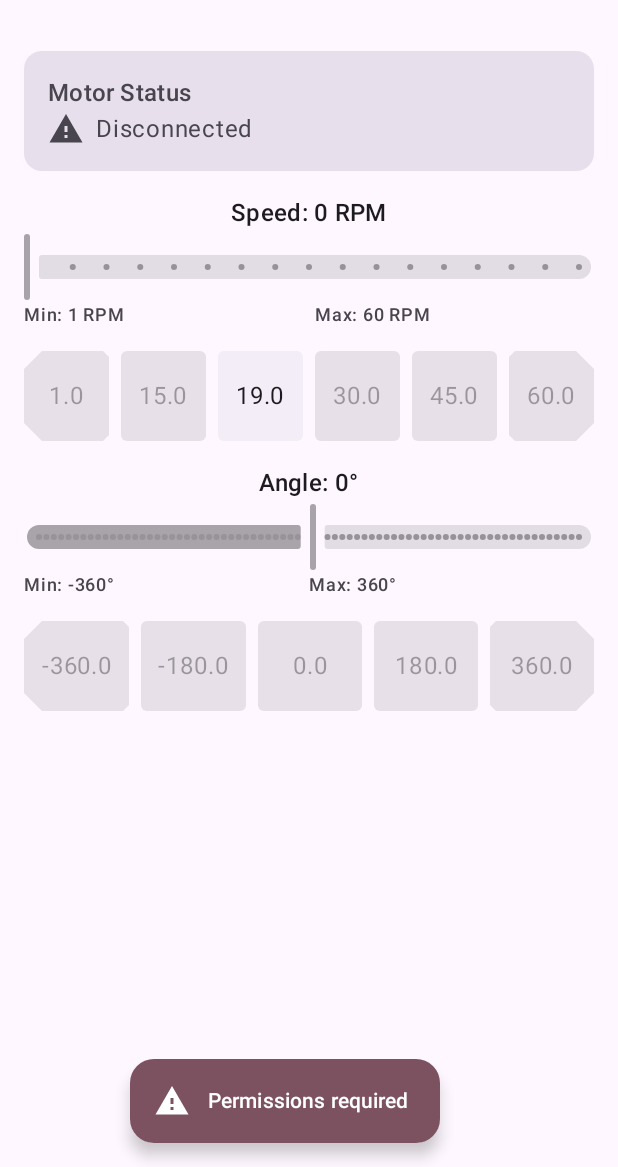
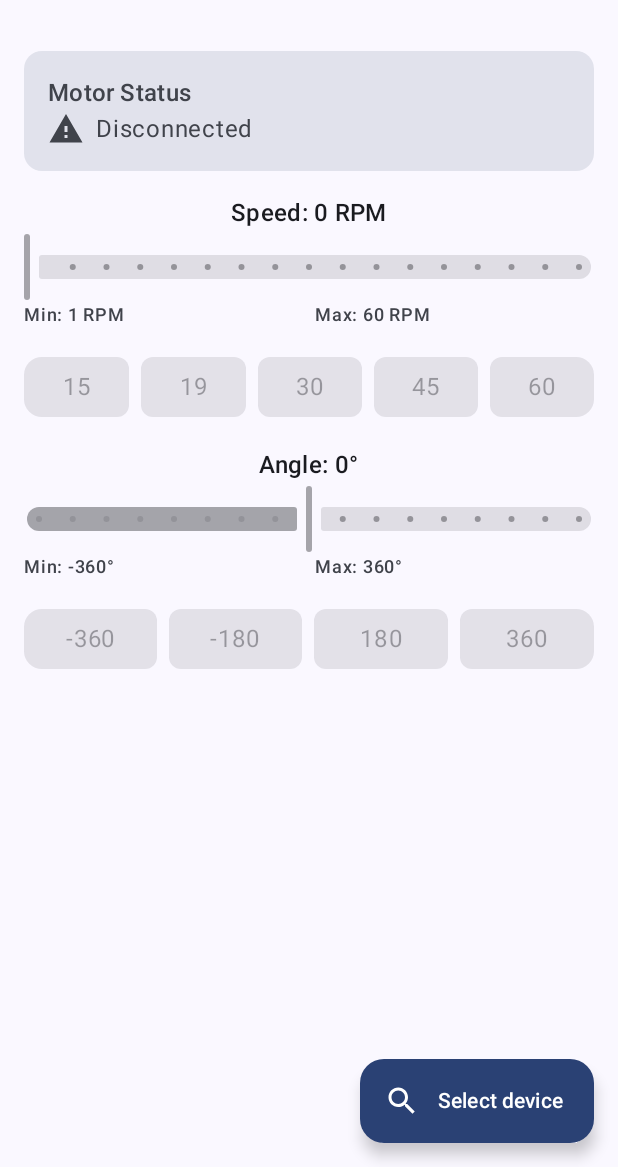
Before and after one commit to Denior162/Motus, an Android app built with Jetpack Compose: the screen it shows after launch (MainActivity), on a phone screen of 412 x 824 dp, the part 69-1236 px from its top. Run offline under Robolectric (Android 15) with nearby library versions, the phone set to English and light mode, and no system bars; our stand-ins replace Dagger/Hilt's generated code; 1 statement that could not run was skipped.

Commit message:
Row of Buttons

```diff
--- a/app/src/main/java/com/denior/motus/bluetooth/BluetoothConnectionInterfaceImpl.kt
+++ b/app/src/main/java/com/denior/motus/bluetooth/BluetoothConnectionInterfaceImpl.kt
@@ -41,7 +41,7 @@ class BluetoothConnectionInterfaceImpl(
 
                     BluetoothProfile.STATE_DISCONNECTED -> {
                         Log.d("Bluetooth", "Disconnected from device: ${gatt.device.address}")
-                        (connectionState as MutableStateFlow).value = ConnectionState.Disconnected
+                        (connectionState as MutableStateFlow).value = ConnectionState.NotConnected
                     }
 
                     else -> {
@@ -50,7 +50,7 @@ class BluetoothConnectionInterfaceImpl(
                 }
             } catch (e: SecurityException) {
                 Log.e("Bluetooth", "Security exception during connection state change", e)
-                (connectionState as MutableStateFlow).value = ConnectionState.Disconnected
+                (connectionState as MutableStateFlow).value = ConnectionState.NotConnected
             }
         }
 
@@ -169,7 +169,7 @@ class BluetoothConnectionInterfaceImpl(
             bluetoothGatt?.disconnect()
             bluetoothGatt?.close()
             bluetoothGatt = null
-            (connectionState as MutableStateFlow).value = ConnectionState.Disconnected
+            (connectionState as MutableStateFlow).value = ConnectionState.NotConnected
         } catch (e: SecurityException) {
             Log.e("Bluetooth", "Security exception during disconnect", e)
         }
--- a/app/src/main/java/com/denior/motus/bluetooth/state/ConnectionState.kt
+++ b/app/src/main/java/com/denior/motus/bluetooth/state/ConnectionState.kt
@@ -1,7 +1,7 @@
 package com.denior.motus.bluetooth.state
 
 sealed class ConnectionState {
-    data object Disconnected : ConnectionState()
+    data object NotConnected : ConnectionState()
     data object Connecting : ConnectionState()
     data class Connected(val deviceName: String? = null) : ConnectionState()
     data class Failed(val error:String? = null) : ConnectionState()
--- a/app/src/main/java/com/denior/motus/hilt/BluetoothModule.kt
+++ b/app/src/main/java/com/denior/motus/hilt/BluetoothModule.kt
@@ -37,7 +37,7 @@ object BluetoothModule {
         return BluetoothConnectionInterfaceImpl(
             context,
             bluetoothAdapter,
-            MutableStateFlow(ConnectionState.Disconnected)
+            MutableStateFlow(ConnectionState.NotConnected)
         )
     }
 
--- a/app/src/main/java/com/denior/motus/ui/component/OldFAB.kt
+++ b/app/src/main/java/com/denior/motus/ui/component/OldFAB.kt
@@ -1,6 +1,7 @@
 package com.denior.motus.ui.component
 
 import android.Manifest
+import android.content.pm.PackageManager
 import androidx.activity.compose.rememberLauncherForActivityResult
 import androidx.activity.result.contract.ActivityResultContracts
 import androidx.compose.foundation.layout.size
@@ -13,7 +14,6 @@ import androidx.compose.material3.Icon
 import androidx.compose.material3.MaterialTheme
 import androidx.compose.material3.Text
 import androidx.compose.runtime.Composable
-import androidx.compose.runtime.LaunchedEffect
 import androidx.compose.runtime.collectAsState
 import androidx.compose.runtime.getValue
 import androidx.compose.runtime.mutableStateOf
@@ -57,34 +57,34 @@ fun OldDeviceFAB(viewModel: MotusViewModel, permission: Boolean, isConnected: Bo
         else -> stringResource(R.string.select_device)
     }
 
-    val permissions = remember {
-        arrayOf(
-            Manifest.permission.BLUETOOTH_SCAN,
-            Manifest.permission.BLUETOOTH_CONNECT
-        )
+    val requiredPermissions = listOf(
+        Manifest.permission.BLUETOOTH_SCAN,
+        Manifest.permission.BLUETOOTH_CONNECT
+    )
+    val context = androidx.compose.ui.platform.LocalContext.current
+    val hasAllPermissions = requiredPermissions.all { perm ->
+        androidx.core.content.ContextCompat.checkSelfPermission(context,
+            perm) == PackageManager.PERMISSION_GRANTED
     }
 
-    var shouldRequestPermissions by remember { mutableStateOf(false) }
 
     val permissionLauncher = rememberLauncherForActivityResult(
+
         ActivityResultContracts.RequestMultiplePermissions()
+
     ) { perms ->
-        shouldRequestPermissions = false
         if (perms.all { it.value }) {
             viewModel.startScanning()
             showDeviceList = true
         }
     }
 
-    LaunchedEffect(shouldRequestPermissions) {
-        if (shouldRequestPermissions) {
-            permissionLauncher.launch(permissions)
-        }
-    }
-
     ExtendedFloatingActionButton(
         onClick = {
             when {
+                !hasAllPermissions -> {
+                    permissionLauncher.launch(requiredPermissions.toTypedArray())
+                }
                 connectionState is ConnectionState.Failed -> {
                     viewModel.disconnect()
                     viewModel.clearDevices()
@@ -96,9 +96,6 @@ fun OldDeviceFAB(viewModel: MotusViewModel, permission: Boolean, isConnected: Bo
                     viewModel.clearDevices()
                     viewModel.stopScanning()
                     showDeviceList = true
-                }
-                !permission -> {
-                    shouldRequestPermissions = true
                 }
                 searchState != SearchState.Scanning -> {
                     viewModel.startScanning()
--- a/app/src/main/java/com/denior/motus/ui/component/TypesOfConviButs.kt
+++ b/app/src/main/java/com/denior/motus/ui/component/TypesOfConviButs.kt
@@ -3,12 +3,10 @@ package com.denior.motus.ui.component
 import androidx.compose.foundation.layout.Arrangement
 import androidx.compose.foundation.layout.Row
 import androidx.compose.foundation.layout.fillMaxWidth
-import androidx.compose.foundation.layout.height
-import androidx.compose.foundation.shape.CutCornerShape
 import androidx.compose.foundation.shape.RoundedCornerShape
 import androidx.compose.material3.FilledIconButton
 import androidx.compose.material3.FilledTonalIconButton
-import androidx.compose.material3.IconButtonColors
+import androidx.compose.material3.IconButtonDefaults
 import androidx.compose.material3.MaterialTheme
 import androidx.compose.material3.Text
 import androidx.compose.runtime.Composable
@@ -21,12 +19,13 @@ import androidx.compose.ui.tooling.preview.Preview
 import androidx.compose.ui.unit.dp
 
 @Composable
-fun ConvenientRowOfFABLikeSquareButtons(
+fun ValueSelectorButtonRow(
     isEnabled: Boolean,
     onValueChanged: (Float) -> Unit,
     values: List<Float>,
     isRecommended: Float? = null,
-    contentDescriptionForParameter: (Float) -> String) {
+    contentDescriptionForParameter: (Float) -> String
+) {
     Row(
         modifier = Modifier.fillMaxWidth(),
         horizontalArrangement = Arrangement.spacedBy(8.dp, Alignment.CenterHorizontally)
@@ -36,17 +35,15 @@ fun ConvenientRowOfFABLikeSquareButtons(
             val isLast = index == values.size - 1
 
             val shape = when {
-                isFirst -> CutCornerShape(
-                    topStart = 12.dp, topEnd = 4.dp,
-                    bottomStart = 12.dp, bottomEnd = 4.dp
+                isFirst -> RoundedCornerShape(
+                    topStart = 12.dp, topEnd = 8.dp, bottomStart = 12.dp, bottomEnd = 8.dp
                 )
 
-                isLast -> CutCornerShape(
-                    topStart = 4.dp, topEnd = 12.dp,
-                    bottomStart = 4.dp, bottomEnd = 12.dp
+                isLast -> RoundedCornerShape(
+                    topStart = 8.dp, topEnd = 12.dp, bottomStart = 8.dp, bottomEnd = 12.dp
                 )
 
-                else -> RoundedCornerShape(4.dp)
+                else -> RoundedCornerShape(8.dp)
             }
 
             val type = when {
@@ -59,7 +56,8 @@ fun ConvenientRowOfFABLikeSquareButtons(
                 onClick = onValueChanged,
                 value = value,
                 shape = shape,
-                type = type, modifier = Modifier.weight(1f),
+                type = type,
+                modifier = Modifier.weight(1f),
                 isEnabled = isEnabled,
                 contentDescription = contentDescriptionForParameter(value)
 
@@ -69,52 +67,47 @@ fun ConvenientRowOfFABLikeSquareButtons(
 }
 
 enum class TypesOfConviButs {
-    PRIMARY,
-    RECOMMENDED,
-    STANDARD
+    PRIMARY, RECOMMENDED, STANDARD
 }
 
 @Composable
-fun ConvenientFABLikeSquareButton(isEnabled: Boolean,
+fun ConvenientFABLikeSquareButton(
+    isEnabled: Boolean,
     onClick: (Float) -> Unit,
     value: Float,
     type: TypesOfConviButs,
     shape: Shape,
-    modifier: Modifier = Modifier, contentDescription: String
+    modifier: Modifier = Modifier,
+    contentDescription: String
 ) {
-    val buttonModifier = Modifier
-        .height(60.dp)
-        .semantics { this.contentDescription = contentDescription }
-        .then(modifier)
+    val buttonModifier =
+        Modifier
+            .semantics { this.contentDescription = contentDescription }
+            .then(modifier)
     when (type) {
         TypesOfConviButs.PRIMARY -> FilledIconButton(enabled = isEnabled,
             shape = shape,
             modifier = buttonModifier,
-            onClick = { onClick(value) }
-        ) {
-            Text("$value")
+            onClick = { onClick(value) }) {
+            Text("${value.toInt()}")
         }
 
         TypesOfConviButs.STANDARD -> FilledTonalIconButton(enabled = isEnabled,
             shape = shape,
             modifier = buttonModifier,
-            onClick = { onClick(value) }
-        ) {
-            Text("$value")
+            onClick = { onClick(value) }) {
+            Text("${value.toInt()}")
         }
 
-        TypesOfConviButs.RECOMMENDED -> FilledTonalIconButton(enabled = isEnabled,
-            colors = IconButtonColors(
-                containerColor = MaterialTheme.colorScheme.tertiaryContainer,
-                contentColor = MaterialTheme.colorScheme.onTertiaryContainer,
-                disabledContainerColor = MaterialTheme.colorScheme.surfaceContainer,
-                disabledContentColor = MaterialTheme.colorScheme.onSurface
-            ),
+        TypesOfConviButs.RECOMMENDED -> FilledIconButton(enabled = isEnabled,
             shape = shape,
             modifier = buttonModifier,
-            onClick = { onClick(value) }
-        ) {
-            Text("$value")
+            colors = IconButtonDefaults.filledIconButtonColors(
+                containerColor = MaterialTheme.colorScheme.tertiaryContainer,
+                contentColor = MaterialTheme.colorScheme.onTertiaryContainer
+            ),
+            onClick = { onClick(value) }) {
+            Text("${value.toInt()}")
         }
     }
 }
@@ -122,20 +115,20 @@ fun ConvenientFABLikeSquareButton(isEnabled: Boolean,
 @Composable
 @Preview
 fun RowOfConvenientButtonsPrev() {
-    ConvenientRowOfFABLikeSquareButtons(
-        isEnabled = true, onValueChanged = { },
-        values = listOf(30f, 45f, 60f, 90f),
+    ValueSelectorButtonRow(isEnabled = true,
+        onValueChanged = { },
+        values = listOf(15f, 19f, 30f, 45f, 60f, 90f),
+        isRecommended = 19f,
         contentDescriptionForParameter = { float ->
             when (float) {
                 0f -> "Set minimum speed"
                 60f -> "Set maximum speed"
                 else -> "Set speed to ${float.toInt()} RPM"
             }
-        }
-    )
+        })
 }
 
-@Preview(showBackground = true)
+@Preview
 @Composable
 fun ConvenientFABLikeSquareButtonPreview() {
     MaterialTheme {
--- a/app/src/main/java/com/denior/motus/ui/screen/ControlScreen.kt
+++ b/app/src/main/java/com/denior/motus/ui/screen/ControlScreen.kt
@@ -5,13 +5,16 @@ import androidx.compose.foundation.layout.Column
 import androidx.compose.foundation.layout.Row
 import androidx.compose.foundation.layout.fillMaxWidth
 import androidx.compose.foundation.layout.padding
+import androidx.compose.foundation.lazy.LazyColumn
 import androidx.compose.material3.MaterialTheme
 import androidx.compose.material3.Scaffold
 import androidx.compose.material3.Slider
 import androidx.compose.material3.Text
 import androidx.compose.runtime.Composable
 import androidx.compose.runtime.collectAsState
+import androidx.compose.runtime.derivedStateOf
 import androidx.compose.runtime.getValue
+import androidx.compose.runtime.remember
 import androidx.compose.ui.Alignment
 import androidx.compose.ui.Modifier
 import androidx.compose.ui.res.stringResource
@@ -19,14 +22,15 @@ import androidx.compose.ui.semantics.contentDescription
 import androidx.compose.ui.semantics.semantics
 import androidx.compose.ui.semantics.stateDescription
 import androidx.compose.ui.tooling.preview.Preview
+import androidx.compose.ui.tooling.preview.Wallpapers
 import androidx.compose.ui.unit.dp
 import androidx.hilt.navigation.compose.hiltViewModel
 import com.denior.motus.R
 import com.denior.motus.bluetooth.state.ConnectionState
 import com.denior.motus.ui.component.ConnectionStatusCard
-import com.denior.motus.ui.component.ConvenientRowOfFABLikeSquareButtons
 import com.denior.motus.ui.component.MotusTopBar
 import com.denior.motus.ui.component.OldDeviceFAB
+import com.denior.motus.ui.component.ValueSelectorButtonRow
 import com.denior.motus.ui.viewmodel.MotusViewModel
 
 @Composable
@@ -37,17 +41,15 @@ fun MotusApp(
     val connectionState by viewModel.connectionState.collectAsState()
     val isConnected = connectionState is ConnectionState.Connected
 
-    Scaffold(topBar = { MotusTopBar() }, floatingActionButton = {
-        Column(
-            horizontalAlignment = Alignment.CenterHorizontally,
-            modifier = Modifier.fillMaxWidth()
-        ) {
+    Scaffold(topBar = {
+        MotusTopBar()
+    },
+        floatingActionButton = {
             OldDeviceFAB(
-                permission = false,
+                    permission = true,
                     isConnected = isConnected,
                     viewModel = viewModel
                 )
-        }
         }
     ) { innerPadding ->
         ControlScreen(
@@ -75,7 +77,8 @@ fun ControlScreen(
     motorState: MotusViewModel.MotorState
 ) {
     Column(
-        modifier = modifier.padding(16.dp), verticalArrangement = Arrangement.spacedBy(16.dp)
+        modifier = modifier.padding(16.dp),
+        verticalArrangement = Arrangement.spacedBy(16.dp)
     ) {
         ConnectionStatusCard(connectionState = connectionState)
         MotorControl(
@@ -94,31 +97,62 @@ fun MotorControl(
     angle: Float,
     onRpmChanged: (Float) -> Unit,
     onAngleChanged: (Float) -> Unit,
-    isEnabled: Boolean
+    isEnabled: Boolean,
+
     ) {
-    Column (verticalArrangement = Arrangement.spacedBy(16.dp)){
-        MotorSpeedSlider(
-            value = rpm, isEnabled = isEnabled, onValueChange = onRpmChanged
+    val isAngleControlEnabled by remember(rpm, isEnabled) {
+        derivedStateOf { isEnabled && rpm > 0 }
+    }
+
+    val sliderSteps = remember { 15 }
+    val recommendedSpeed = remember { 19f }
+
+    LazyColumn(verticalArrangement = Arrangement.spacedBy(16.dp)) {
+        item {
+            MotorControlSlider(
+                value = rpm,
+                isEnabled = isEnabled,
+                onValueChange = onRpmChanged,
+                valueRange = 0f..60f,
+                steps = sliderSteps,
+                labelResId = R.string.speed_label,
+                minLabelResId = R.string.min_speed,
+                maxLabelResId = R.string.max_speed,
+                unit = "RPM"
             )
-        ConvenientRowOfFABLikeSquareButtons(
+        }
+        item {
+            ValueSelectorButtonRow(
                 onValueChanged = onRpmChanged,
                 isEnabled = isEnabled,
-            values = listOf(1f, 15f, 19f, 30f, 45f, 60f),
-            isRecommended = 19f,
+                values = listOf(15f, 19f, 30f, 45f, 60f),
+                isRecommended = recommendedSpeed,
                 contentDescriptionForParameter = { float ->
                     when (float) {
                         0f -> "Set minimum speed"
                         60f -> "Set maximum speed"
-                    else -> "Set speed to ${angle.toInt()} RPM"
+                        else -> "Set speed to ${float.toInt()} RPM"
                     }
                 }
             )
-        MotorAngleSlider(
-            value = angle, isEnabled = isEnabled, onValueChange = onAngleChanged
+        }
+        item {
+            MotorControlSlider(
+                value = angle,
+                isEnabled = isAngleControlEnabled,
+                onValueChange = onAngleChanged,
+                valueRange = -180f..180f,
+                steps = sliderSteps,
+                labelResId = R.string.angle_label,
+                minLabelResId = R.string.min_angle,
+                maxLabelResId = R.string.max_angle,
+                unit = "Degrees"
             )
-        ConvenientRowOfFABLikeSquareButtons(
-            onValueChanged = onAngleChanged, isEnabled = isEnabled,
-            values = listOf(-360f, -180f, 0f, 180f, 360f),
+        }
+        item {
+            ValueSelectorButtonRow(
+                onValueChanged = onAngleChanged, isEnabled = isAngleControlEnabled,
+                values = listOf(-360f, -180f, 180f, 360f),
                 contentDescriptionForParameter = { float ->
                     when (float) {
                         0f -> "Set neutral position"
@@ -129,10 +163,69 @@ fun MotorControl(
             )
         }
     }
+}
+
+@Composable
+fun MotorControlSlider(
+    value: Float,
+    isEnabled: Boolean,
+    onValueChange: (Float) -> Unit,
+    valueRange: ClosedFloatingPointRange<Float>,
+    steps: Int,
+    labelResId: Int,
+    minLabelResId: Int,
+    maxLabelResId: Int,
+    unit: String
+) {
+    Column(
+        modifier = Modifier.fillMaxWidth(),
+        horizontalAlignment = Alignment.CenterHorizontally
+    ) {
+        Text(
+            text = stringResource(labelResId, value.toInt()),
+            style = MaterialTheme.typography.titleMedium,
+        )
+
+        Slider(
+            value = value,
+            onValueChange = { onValueChange(it) },
+            valueRange = valueRange,
+            steps = steps,
+            enabled = isEnabled,
+            modifier = Modifier
+                .fillMaxWidth()
+                .semantics {
+                    stateDescription = "Current value: ${value.toInt()} $unit"
+                },
+        )
+
+        Row(
+            modifier = Modifier.fillMaxWidth(),
+            horizontalArrangement = Arrangement.spacedBy(8.dp, Alignment.CenterHorizontally)
+        ) {
+            Text(
+                modifier = Modifier.weight(1f),
+                text = stringResource(minLabelResId),
+                style = MaterialTheme.typography.labelMedium,
+                color = MaterialTheme.colorScheme.onSurfaceVariant
+            )
+
+            Text(
+                modifier = Modifier.weight(1f),
+                text = stringResource(maxLabelResId),
+                style = MaterialTheme.typography.labelMedium,
+                color = MaterialTheme.colorScheme.onSurfaceVariant
+            )
+        }
+    }
+}
 
 @Composable
 fun MotorSpeedSlider(
-    value: Float, isEnabled: Boolean, onValueChange: (Float) -> Unit
+    value: Float,
+    isEnabled: Boolean,
+    onValueChange: (Float) -> Unit,
+    rpmValueRange: ClosedFloatingPointRange<Float> = 1f..60f
 ) {
     Column(
         modifier = Modifier.fillMaxWidth(), horizontalAlignment = Alignment.CenterHorizontally
@@ -147,7 +240,7 @@ fun MotorSpeedSlider(
         Slider(
             value = value,
             onValueChange = { onValueChange(it) },
-            valueRange = 1f..60f,
+            valueRange = rpmValueRange,
             steps = 15,
             enabled = isEnabled,
             modifier = Modifier
@@ -181,7 +274,10 @@ fun MotorSpeedSlider(
 
 @Composable
 fun MotorAngleSlider(
-    value: Float, isEnabled: Boolean, onValueChange: (Float) -> Unit
+    value: Float,
+    isEnabled: Boolean,
+    onValueChange: (Float) -> Unit,
+    angleValueRange: ClosedFloatingPointRange<Float> = -360f..360f
 ) {
     Column(
         modifier = Modifier.fillMaxWidth(), horizontalAlignment = Alignment.CenterHorizontally
@@ -196,7 +292,7 @@ fun MotorAngleSlider(
 
         Slider(value = value,
             onValueChange = { onValueChange(it) },
-            valueRange = -360f..360f,
+            valueRange = angleValueRange,
             steps = 72,
             enabled = isEnabled,
             modifier = Modifier.semantics {
@@ -268,3 +364,19 @@ fun MotorSpeedSliderPreview() {
 fun MotorAngleSliderPreview() {
     MotorAngleSlider(value = 0f, isEnabled = true, onValueChange = {})
 }
+
+@Preview(
+    device = "spec:width=1440px,height=3360px,dpi=640,orientation=landscape", locale = "uk",
+    showSystemUi = false, showBackground = true, wallpaper = Wallpapers.GREEN_DOMINATED_EXAMPLE
+)
+@Composable
+fun ControlScreenVariant(){
+    ControlScreen(
+        modifier = Modifier,
+        connectionState = ConnectionState.Connected(),
+        onSpeedChange = {},
+        onAngleChange = {},
+        isConnected = true,
+        motorState = MotusViewModel.MotorState(rpm = 30f, angle = 0f)
+    )
+}
--- a/app/src/main/java/com/denior/motus/ui/theme/Theme.kt
+++ b/app/src/main/java/com/denior/motus/ui/theme/Theme.kt
@@ -246,7 +246,7 @@ enum class ContrastLevel {
 @Composable
 fun MotusTheme(
     darkTheme: Boolean = isSystemInDarkTheme(),
-    dynamicColor: Boolean = false,
+    dynamicColor: Boolean = true,
     contrastLevel: ContrastLevel = ContrastLevel.NORMAL,
     content: @Composable () -> Unit
 ) {
--- a/app/src/main/java/com/denior/motus/ui/theme/Type.kt
+++ b/app/src/main/java/com/denior/motus/ui/theme/Type.kt
@@ -1,12 +1,9 @@
 package com.denior.motus.ui.theme
 
 import androidx.compose.material3.Typography
-import androidx.compose.ui.text.TextStyle
 import androidx.compose.ui.text.font.FontFamily
-import androidx.compose.ui.text.font.FontWeight
 import androidx.compose.ui.text.googlefonts.Font
 import androidx.compose.ui.text.googlefonts.GoogleFont
-import androidx.compose.ui.unit.sp
 import com.denior.motus.R
 
 val provider = GoogleFont.Provider(
@@ -17,14 +14,14 @@ val provider = GoogleFont.Provider(
 
 val bodyFontFamily = FontFamily(
     Font(
-        googleFont = GoogleFont("Tektur"),
+        googleFont = GoogleFont("Roboto Mono"),
         fontProvider = provider,
     )
 )
 
 val displayFontFamily = FontFamily(
     Font(
-        googleFont = GoogleFont("Tektur"),
+        googleFont = GoogleFont("Inter"),
         fontProvider = provider,
     )
 )
--- a/app/src/main/java/com/denior/motus/ui/viewmodel/MotusViewModel.kt
+++ b/app/src/main/java/com/denior/motus/ui/viewmodel/MotusViewModel.kt
@@ -13,10 +13,8 @@ import dagger.hilt.android.lifecycle.HiltViewModel
 import kotlinx.coroutines.Dispatchers
 import kotlinx.coroutines.delay
 import kotlinx.coroutines.flow.MutableStateFlow
-import kotlinx.coroutines.flow.SharingStarted
 import kotlinx.coroutines.flow.StateFlow
-import kotlinx.coroutines.flow.map
-import kotlinx.coroutines.flow.stateIn
+import kotlinx.coroutines.flow.asStateFlow
 import kotlinx.coroutines.flow.update
 import kotlinx.coroutines.launch
 import kotlinx.coroutines.withTimeout
@@ -30,10 +28,8 @@ class MotusViewModel @Inject constructor(
 
     private val targetDeviceAddress = "F0:F5:BD:C9:66:1E"
 
-
-    val deviceList: StateFlow<List<BluetoothDevice>> = deviceScanner.deviceList
-        .map { it.toList() }
-        .stateIn(viewModelScope, SharingStarted.Lazily, emptyList())
+    private val _deviceList = MutableStateFlow<List<BluetoothDevice>>(emptyList())
+    val deviceList: StateFlow<List<BluetoothDevice>> = _deviceList.asStateFlow()
 
     val connectionState: StateFlow<ConnectionState> = bluetoothConnectionManager.connectionState
 
@@ -48,17 +44,8 @@ class MotusViewModel @Inject constructor(
 
     fun setMotorSpeed(rpm: Float) {
         viewModelScope.launch {
-            val clampedRpm = rpm.coerceIn(1f, 60f)
-            val newCommand = MotorCommand(
-                targetAngle = _motorState.value.angle.toInt(),
-                rpm = clampedRpm.toInt()
-            )
-            try {
-                sendMotorCommand(newCommand)
-                _motorState.update { it.copy(rpm = clampedRpm) }
-            } catch (e: Exception) {
-                Log.e("MotusViewModel", "Failed to set motor speed: ${e.message}")
-            }
+            val clampedRpm = rpm.coerceIn(0f, 60f)
+            _motorState.update { it.copy(rpm = clampedRpm) }
         }
     }
 
@@ -101,7 +88,7 @@ class MotusViewModel @Inject constructor(
     }
 
     fun startScanning() {
-        viewModelScope.launch {
+        viewModelScope.launch(Dispatchers.IO) {
             try {
                 Log.d("MotusViewModel", "Starting scan, looking for device: $targetDeviceAddress")
                 _searchState.value = SearchState.Scanning
@@ -119,7 +106,7 @@ class MotusViewModel @Inject constructor(
                         }
                         Log.d("MotusViewModel", "Target device found!")
                         deviceList.value.find { it.address == targetDeviceAddress }?.let {
-                            connectToDevice(targetDeviceAddress)
+                            connectToDevice(it)
                         }
                     }
                     _searchState.value = SearchState.Success
@@ -145,7 +132,7 @@ class MotusViewModel @Inject constructor(
         _searchState.value = SearchState.Idle
     }
 
-    fun connectToDevice(deviceAddress: String) {
+    private fun connectToDevice(deviceAddress: String = targetDeviceAddress) {
 
         val currentTime = System.currentTimeMillis()
         if (currentTime - lastConnectAttempt < debounceInterval) {
```
Also changed, not shown: app/src/main/AndroidManifest.xml (+10 -8 lines), app/src/main/java/com/denior/motus/bluetooth/manager/BluetoothConnectionManager.kt (+17 -7 lines), app/src/main/java/com/denior/motus/bluetooth/manager/DeviceScanner.kt (+31 -3 lines), 2 other files. Lines whose indentation alone changed are shown as unchanged.
